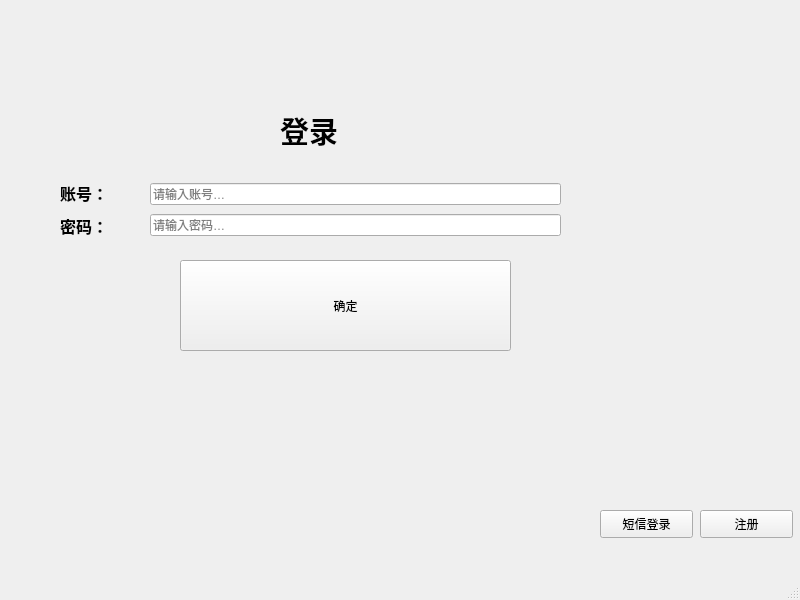
First picture: the form in data.ui, repository ShawTarstar/Delivery-Platform-Design, before the edit.
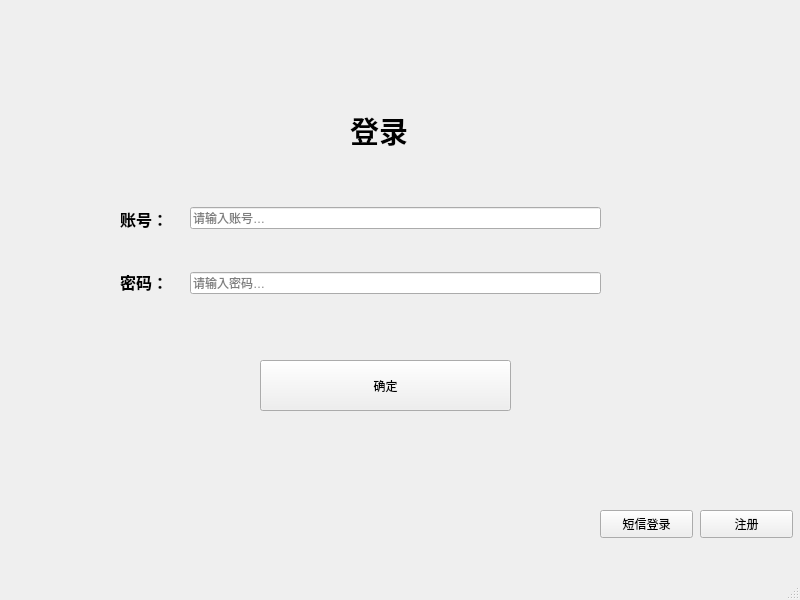
Second picture: the form after the edit.

Patch:
```diff
--- a/data.ui
+++ b/data.ui
@@ -17,10 +17,10 @@
    <widget class="QPushButton" name="confirm_Button">
     <property name="geometry">
      <rect>
-      <x>180</x>
-      <y>260</y>
-      <width>331</width>
-      <height>91</height>
+      <x>260</x>
+      <y>360</y>
+      <width>251</width>
+      <height>51</height>
      </rect>
     </property>
     <property name="text">
@@ -30,7 +30,7 @@
    <widget class="QLabel" name="label">
     <property name="geometry">
      <rect>
-      <x>280</x>
+      <x>350</x>
       <y>100</y>
       <width>131</width>
       <height>61</height>
@@ -69,10 +69,10 @@
    <widget class="QWidget" name="layoutWidget_2">
     <property name="geometry">
      <rect>
-      <x>60</x>
-      <y>180</y>
-      <width>62</width>
-      <height>59</height>
+      <x>120</x>
+      <y>190</y>
+      <width>61</width>
+      <height>121</height>
      </rect>
     </property>
     <layout class="QVBoxLayout" name="verticalLayout">
@@ -95,10 +95,10 @@
    <widget class="QWidget" name="layoutWidget_3">
     <property name="geometry">
      <rect>
-      <x>150</x>
-      <y>180</y>
+      <x>190</x>
+      <y>170</y>
       <width>411</width>
-      <height>59</height>
+      <height>161</height>
      </rect>
     </property>
     <layout class="QVBoxLayout" name="verticalLayout_2">
```
